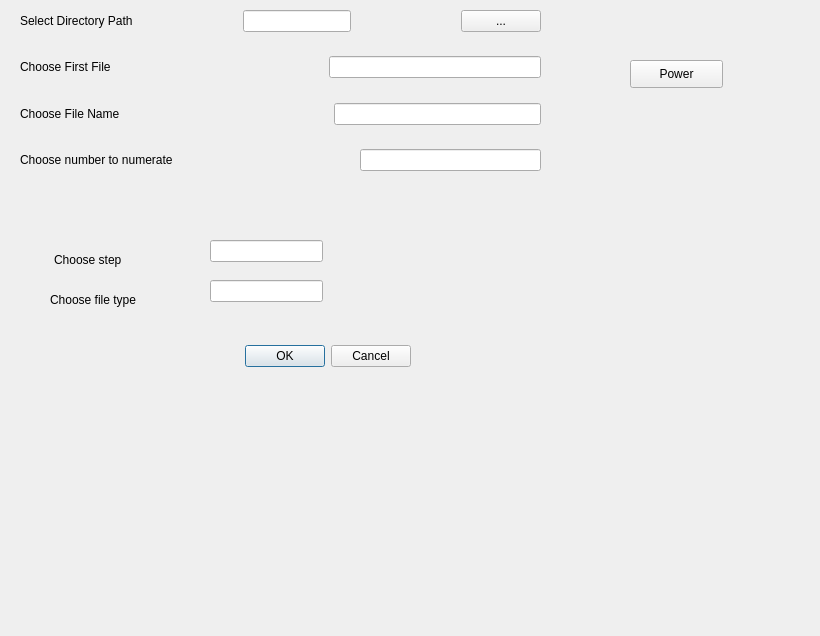
Above: dialog.ui from Kaemer1645/Numerator before the change. Below: the same form after it.
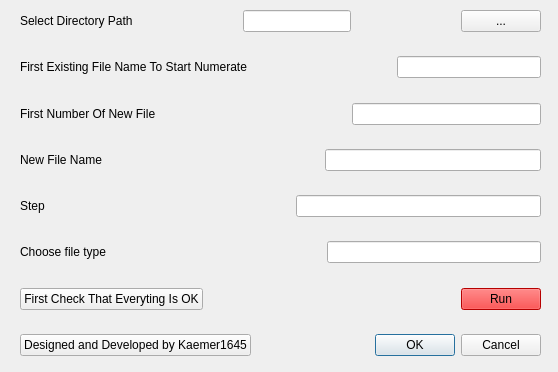
That is the form after the change.

Diff of the .ui file:
```diff
--- a/dialog.ui
+++ b/dialog.ui
@@ -6,95 +6,20 @@
    <rect>
     <x>0</x>
     <y>0</y>
-    <width>820</width>
-    <height>636</height>
+    <width>558</width>
+    <height>372</height>
    </rect>
   </property>
   <property name="windowTitle">
    <string>Dialog</string>
   </property>
-  <widget class="QDialogButtonBox" name="buttonBox">
-   <property name="geometry">
-    <rect>
-     <x>70</x>
-     <y>340</y>
-     <width>341</width>
-     <height>32</height>
-    </rect>
-   </property>
-   <property name="orientation">
-    <enum>Qt::Horizontal</enum>
-   </property>
-   <property name="standardButtons">
-    <set>QDialogButtonBox::Cancel|QDialogButtonBox::Ok</set>
-   </property>
-  </widget>
-  <widget class="QLabel" name="label_5">
-   <property name="geometry">
-    <rect>
-     <x>54</x>
-     <y>250</y>
-     <width>101</width>
-     <height>20</height>
-    </rect>
-   </property>
-   <property name="text">
-    <string>Choose step</string>
-   </property>
-  </widget>
-  <widget class="QLineEdit" name="le_step">
-   <property name="geometry">
-    <rect>
-     <x>210</x>
-     <y>240</y>
-     <width>113</width>
-     <height>22</height>
-    </rect>
-   </property>
-  </widget>
-  <widget class="QLabel" name="label_6">
-   <property name="geometry">
-    <rect>
-     <x>50</x>
-     <y>290</y>
-     <width>151</width>
-     <height>20</height>
-    </rect>
-   </property>
-   <property name="text">
-    <string>Choose file type</string>
-   </property>
-  </widget>
-  <widget class="QLineEdit" name="le_file_type">
-   <property name="geometry">
-    <rect>
-     <x>210</x>
-     <y>280</y>
-     <width>113</width>
-     <height>22</height>
-    </rect>
-   </property>
-  </widget>
-  <widget class="QPushButton" name="pb_run">
-   <property name="geometry">
-    <rect>
-     <x>630</x>
-     <y>60</y>
-     <width>93</width>
-     <height>28</height>
-    </rect>
-   </property>
-   <property name="text">
-    <string>Power</string>
-   </property>
-  </widget>
   <widget class="QWidget" name="verticalLayoutWidget">
    <property name="geometry">
     <rect>
      <x>20</x>
      <y>10</y>
      <width>521</width>
-     <height>161</height>
+     <height>346</height>
     </rect>
    </property>
    <layout class="QVBoxLayout" name="verticalLayout">
@@ -165,7 +90,7 @@
         <item>
          <widget class="QLabel" name="label_2">
           <property name="text">
-           <string>Choose First File</string>
+           <string>First Existing File Name To Start Numerate</string>
           </property>
          </widget>
         </item>
@@ -202,52 +127,12 @@
       </property>
      </spacer>
     </item>
-    <item>
-     <layout class="QHBoxLayout" name="horizontalLayout_3">
-      <item>
-       <widget class="QLabel" name="label_3">
-        <property name="text">
-         <string>Choose File Name</string>
-        </property>
-       </widget>
-      </item>
-      <item>
-       <spacer name="horizontalSpacer_4">
-        <property name="orientation">
-         <enum>Qt::Horizontal</enum>
-        </property>
-        <property name="sizeHint" stdset="0">
-         <size>
-          <width>40</width>
-          <height>20</height>
-         </size>
-        </property>
-       </spacer>
-      </item>
-      <item>
-       <widget class="QLineEdit" name="le_prefix"/>
-      </item>
-     </layout>
-    </item>
-    <item>
-     <spacer name="verticalSpacer_3">
-      <property name="orientation">
-       <enum>Qt::Vertical</enum>
-      </property>
-      <property name="sizeHint" stdset="0">
-       <size>
-        <width>20</width>
-        <height>40</height>
-       </size>
-      </property>
-     </spacer>
-    </item>
     <item>
      <layout class="QHBoxLayout" name="horizontalLayout_4">
       <item>
        <widget class="QLabel" name="label_4">
         <property name="text">
-         <string>Choose number to numerate</string>
+         <string>First Number Of New File</string>
         </property>
        </widget>
       </item>
@@ -269,6 +154,226 @@
       </item>
      </layout>
     </item>
+    <item>
+     <spacer name="verticalSpacer_3">
+      <property name="orientation">
+       <enum>Qt::Vertical</enum>
+      </property>
+      <property name="sizeHint" stdset="0">
+       <size>
+        <width>20</width>
+        <height>40</height>
+       </size>
+      </property>
+     </spacer>
+    </item>
+    <item>
+     <layout class="QHBoxLayout" name="horizontalLayout_3">
+      <item>
+       <widget class="QLabel" name="label_3">
+        <property name="text">
+         <string>New File Name</string>
+        </property>
+       </widget>
+      </item>
+      <item>
+       <spacer name="horizontalSpacer_4">
+        <property name="orientation">
+         <enum>Qt::Horizontal</enum>
+        </property>
+        <property name="sizeHint" stdset="0">
+         <size>
+          <width>40</width>
+          <height>20</height>
+         </size>
+        </property>
+       </spacer>
+      </item>
+      <item>
+       <widget class="QLineEdit" name="le_prefix"/>
+      </item>
+     </layout>
+    </item>
+    <item>
+     <spacer name="verticalSpacer_4">
+      <property name="orientation">
+       <enum>Qt::Vertical</enum>
+      </property>
+      <property name="sizeHint" stdset="0">
+       <size>
+        <width>20</width>
+        <height>40</height>
+       </size>
+      </property>
+     </spacer>
+    </item>
+    <item>
+     <layout class="QHBoxLayout" name="horizontalLayout_5">
+      <item>
+       <widget class="QLabel" name="label_5">
+        <property name="toolTip">
+         <string>&lt;html&gt;&lt;head/&gt;&lt;body&gt;&lt;p&gt;This step is the difference between the files.&lt;/p&gt;&lt;/body&gt;&lt;/html&gt;</string>
+        </property>
+        <property name="text">
+         <string>Step</string>
+        </property>
+       </widget>
+      </item>
+      <item>
+       <spacer name="horizontalSpacer_6">
+        <property name="orientation">
+         <enum>Qt::Horizontal</enum>
+        </property>
+        <property name="sizeHint" stdset="0">
+         <size>
+          <width>40</width>
+          <height>20</height>
+         </size>
+        </property>
+       </spacer>
+      </item>
+      <item>
+       <widget class="QLineEdit" name="le_step"/>
+      </item>
+     </layout>
+    </item>
+    <item>
+     <spacer name="verticalSpacer_5">
+      <property name="orientation">
+       <enum>Qt::Vertical</enum>
+      </property>
+      <property name="sizeHint" stdset="0">
+       <size>
+        <width>20</width>
+        <height>40</height>
+       </size>
+      </property>
+     </spacer>
+    </item>
+    <item>
+     <layout class="QHBoxLayout" name="horizontalLayout_6">
+      <item>
+       <widget class="QLabel" name="label_6">
+        <property name="whatsThis">
+         <string>&lt;html&gt;&lt;head/&gt;&lt;body&gt;&lt;p&gt;For example this is .jpg, .png, .xlsx etc.&lt;/p&gt;&lt;/body&gt;&lt;/html&gt;</string>
+        </property>
+        <property name="text">
+         <string>Choose file type</string>
+        </property>
+       </widget>
+      </item>
+      <item>
+       <spacer name="horizontalSpacer_7">
+        <property name="orientation">
+         <enum>Qt::Horizontal</enum>
+        </property>
+        <property name="sizeHint" stdset="0">
+         <size>
+          <width>40</width>
+          <height>20</height>
+         </size>
+        </property>
+       </spacer>
+      </item>
+      <item>
+       <widget class="QLineEdit" name="le_file_type"/>
+      </item>
+     </layout>
+    </item>
+    <item>
+     <spacer name="verticalSpacer_6">
+      <property name="orientation">
+       <enum>Qt::Vertical</enum>
+      </property>
+      <property name="sizeHint" stdset="0">
+       <size>
+        <width>20</width>
+        <height>40</height>
+       </size>
+      </property>
+     </spacer>
+    </item>
+    <item>
+     <layout class="QHBoxLayout" name="horizontalLayout_7">
+      <item>
+       <widget class="QPushButton" name="pb_test">
+        <property name="text">
+         <string>First Check That Everyting Is OK</string>
+        </property>
+       </widget>
+      </item>
+      <item>
+       <spacer name="horizontalSpacer_8">
+        <property name="orientation">
+         <enum>Qt::Horizontal</enum>
+        </property>
+        <property name="sizeHint" stdset="0">
+         <size>
+          <width>40</width>
+          <height>20</height>
+         </size>
+        </property>
+       </spacer>
+      </item>
+      <item>
+       <widget class="QPushButton" name="pb_run">
+        <property name="styleSheet">
+         <string notr="true">background-color: rgb(255, 0, 0);</string>
+        </property>
+        <property name="text">
+         <string>Run</string>
+        </property>
+       </widget>
+      </item>
+     </layout>
+    </item>
+    <item>
+     <spacer name="verticalSpacer_7">
+      <property name="orientation">
+       <enum>Qt::Vertical</enum>
+      </property>
+      <property name="sizeHint" stdset="0">
+       <size>
+        <width>20</width>
+        <height>40</height>
+       </size>
+      </property>
+     </spacer>
+    </item>
+    <item>
+     <layout class="QHBoxLayout" name="horizontalLayout_9">
+      <item>
+       <widget class="QPushButton" name="pb_github">
+        <property name="text">
+         <string>Designed and Developed by Kaemer1645</string>
+        </property>
+       </widget>
+      </item>
+      <item>
+       <spacer name="horizontalSpacer_9">
+        <property name="orientation">
+         <enum>Qt::Horizontal</enum>
+        </property>
+        <property name="sizeHint" stdset="0">
+         <size>
+          <width>40</width>
+          <height>20</height>
+         </size>
+        </property>
+       </spacer>
+      </item>
+      <item>
+       <widget class="QDialogButtonBox" name="buttonBox">
+        <property name="orientation">
+         <enum>Qt::Horizontal</enum>
+        </property>
+        <property name="standardButtons">
+         <set>QDialogButtonBox::Cancel|QDialogButtonBox::Ok</set>
+        </property>
+       </widget>
+      </item>
+     </layout>
+    </item>
    </layout>
   </widget>
  </widget>
```
Left out of the diff: 2 changed lines with no effect on the pictures.
